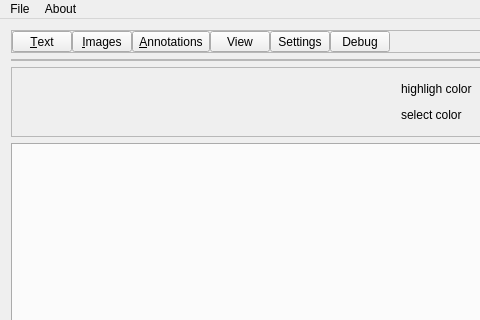
Before: the Qt Designer form pdfgui.ui in caronnee/pdfeditor, drawn with Qt 5; both pictures show x 0 to 480 and y 0 to 320 of the 878 by 646 pixel window.
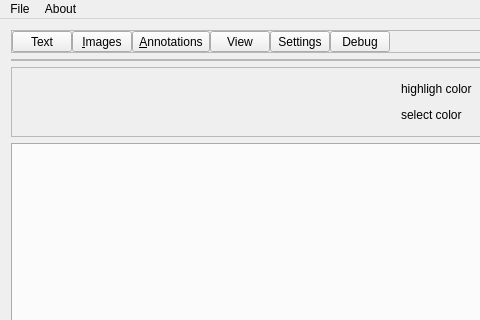
After: the same form once the commit is applied. Icons and pictures are not drawn. Custom widgets are drawn as their Qt base class.

```diff
--- a/pdfgui.ui
+++ b/pdfgui.ui
@@ -57,7 +57,7 @@
           <string>show text operations</string>
          </property>
          <property name="text">
-          <string>&amp;Text</string>
+          <string>Text</string>
          </property>
          <property name="icon">
           <iconset resource="pdf.qrc">
```
Left out of the diff: 32 changed lines with no effect on the pictures.
